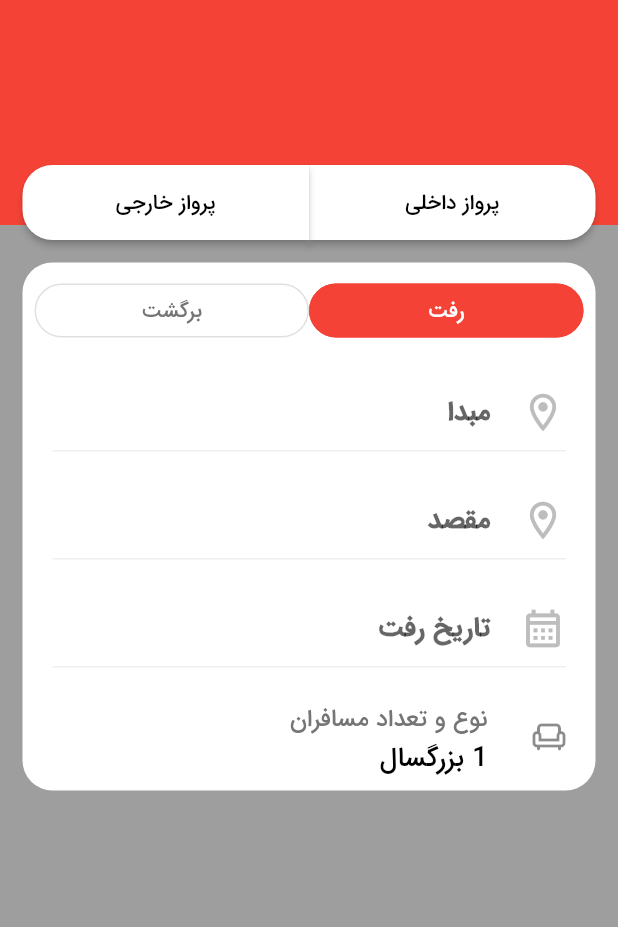
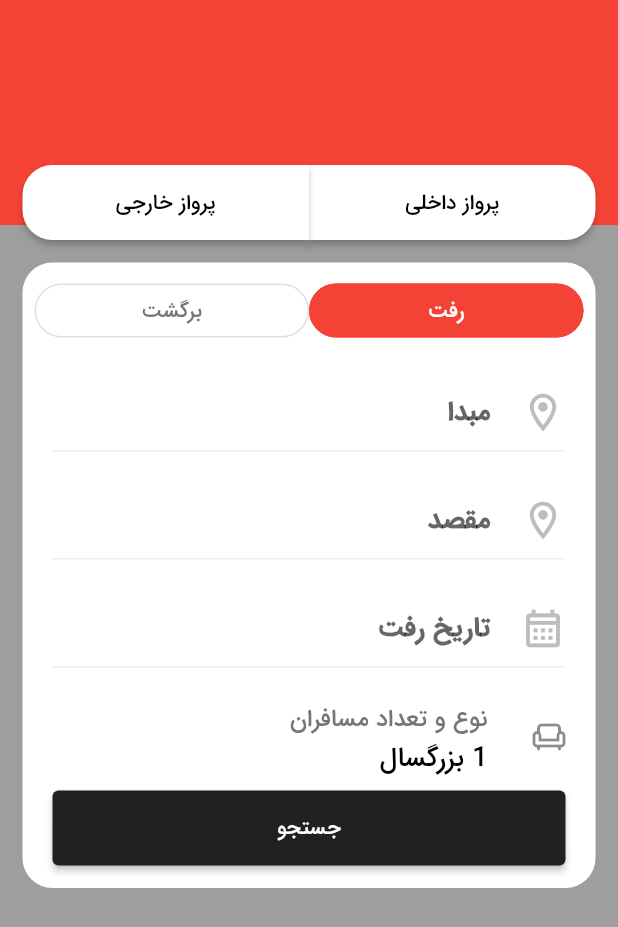
Before and after one commit to RezaNazari051/Parhamkish-Projrct-3, a Flutter app: the screen it shows after launch, on a phone screen of 412 x 824 dp. Shown: the top 927 px of the screen. Run offline on Flutter 3.47's test engine with Material 2 defaults, Android fonts, the phone set to English and light mode, and no system bars.

Commit message:
add ElevatedButton to bottom of center widget

```diff
--- a/alibaba_v3/lib/data/test.dart
+++ /dev/null
@@ -1,5 +0,0 @@
-class GetFlyIndex {
-  int? input;
-
-  GetFlyIndex({required this.input});
-}
--- a/alibaba_v3/lib/widgets/center_items.dart
+++ b/alibaba_v3/lib/widgets/center_items.dart
@@ -1,5 +1,4 @@
 import 'package:alibaba_v3/widgets/list_tile.dart';
-import 'package:alibaba_v3/widgets/switch_buttons_in_center_item.dart';
 import 'package:alibaba_v3/widgets/round_trip_buttons.dart';
 import 'package:alibaba_v3/widgets/text_field.dart';
 import 'package:flutter/material.dart';
@@ -23,7 +22,7 @@ class _CenterItemsState extends State<CenterItems> {
   @override
   Widget build(BuildContext context) {
     return Padding(
-      padding: const EdgeInsets.only(top: 15, right: 15, left: 15, bottom: 15),
+      padding: const EdgeInsets.all(15),
       child: Container(
         decoration: BoxDecoration(
           color: Colors.white,
@@ -44,7 +43,7 @@ class _CenterItemsState extends State<CenterItems> {
                     ontap: () {
                       setState(() {
                         switchButtonIndex = 1;
-                        print(switchButtonIndex.toString());
+                        //  print(switchButtonIndex.toString());
                       });
                     },
                     index: 1,
@@ -55,7 +54,7 @@ class _CenterItemsState extends State<CenterItems> {
                     ontap: () {
                       setState(() {
                         switchButtonIndex = 2;
-                        print(switchButtonIndex.toString());
+                        // print(switchButtonIndex.toString());
                       });
                     },
                     index: 2,
@@ -72,7 +71,22 @@ class _CenterItemsState extends State<CenterItems> {
                 icon: Icons.calendar_month_outlined),
             ListTileNumberOfPassengers(
               index: widget.selectedIndex,
-            )
+            ),
+            SizedBox(
+              width: double.infinity,
+              height: 50,
+              child: Padding(
+                padding: const EdgeInsets.symmetric(horizontal: 20.0),
+                child: ElevatedButton(
+                  style: ElevatedButton.styleFrom(
+                    primary: Colors.grey[900],
+                  ),
+                  onPressed: () {},
+                  child: Text('جستجو'),
+                ),
+              ),
+            ),
+            SizedBox(height: 15)
           ],
         ),
       ),
```
Also changed, not shown: alibaba_v3/lib/widgets/switch_buttons_in_center_item.dart (deleted, +0 -62 lines), 1 other file.
